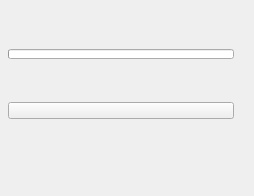
m3trik/Scripts_portable, file ui/level_3/lighting.ui: the form before one commit.
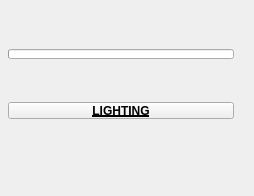
The form after the commit. Custom widgets are drawn as their Qt base class.

```diff
--- a/ui/level_3/lighting.ui
+++ b/ui/level_3/lighting.ui
@@ -111,8 +111,15 @@
          <height>17</height>
         </size>
        </property>
+       <property name="font">
+        <font>
+         <weight>75</weight>
+         <bold>true</bold>
+         <underline>true</underline>
+        </font>
+       </property>
        <property name="text">
-        <string/>
+        <string>LIGHTING</string>
        </property>
        <property name="checkable">
         <bool>true</bool>
```
